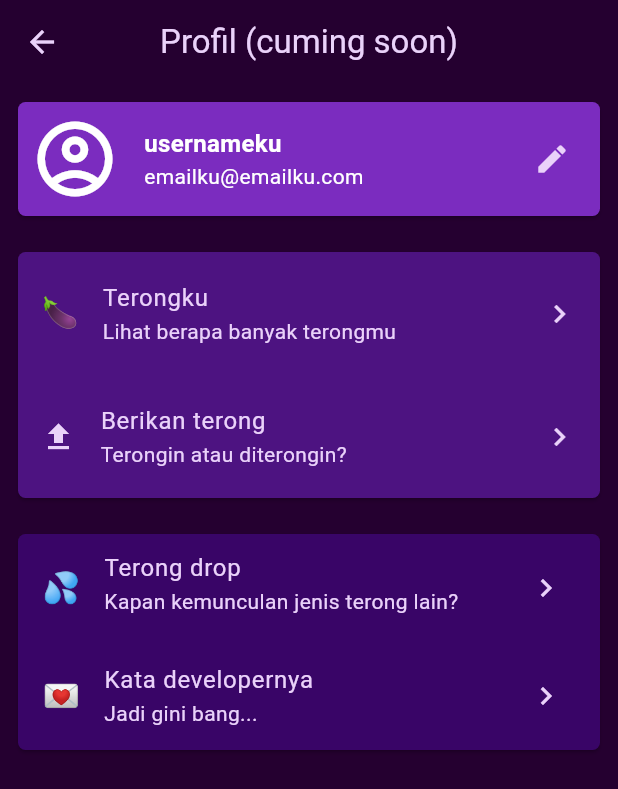
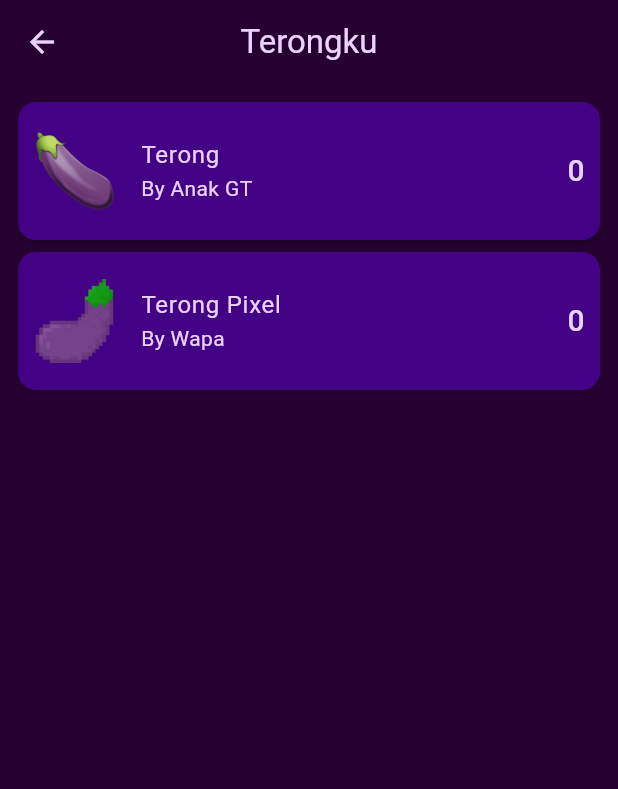
Before and after one commit to ramasii/game-terong, a Flutter app: the ProfilePage screen opened directly, after a tap on "Terongku", on a phone screen of 412 x 824 dp. Shown: the top 789 px of the screen. Run offline on Flutter 3.47's test engine with Material 3 defaults, Android fonts, the phone set to English and light mode, and no system bars; our stand-ins replace cloud_firestore, firebase_analytics, firebase_auth, firebase_core, shared_preferences, simple_shadow; accounts and stored records are empty; generated files the repository leaves out were written again.

Commit message:
code overhaul + terongku page
- code overhaul
merapikan kode untuk class terong menjadi lebih mudah digunakan

- terongku_page
menambahkan halaman terongku

```diff
--- a/lib/classes/classes.dart
+++ b/lib/classes/classes.dart
@@ -1,2 +1,2 @@
-export 'terong.dart';
+export 'terong_v2.dart';
 export 'user_account.dart';
--- a/lib/classes/terong.dart
+++ /dev/null
@@ -1,27 +0,0 @@
-
-import 'package:shared_preferences/shared_preferences.dart';
-
-class Terong {
-  int count;
-
-  Terong({this.count = 0});
-
-  // func
-  void AddTerong(int amount) async {
-    count += amount;
-  }
-
-  Future<void> WriteTerong() async {
-    SharedPreferences pref = await SharedPreferences.getInstance();
-
-    await pref.setInt("terongCount", count);
-  }
-
-  Future<void> ReadTerong() async {
-    SharedPreferences pref = await SharedPreferences.getInstance();
-
-    int terongCount = pref.getInt("terongCount") ?? 0;
-
-    count = terongCount;
-  }
-}
--- /dev/null
+++ b/lib/classes/terong_manager.dart
@@ -0,0 +1,31 @@
+import 'package:tame_terong/classes/terong_v2.dart';
+
+class TerongManager {
+  static TerongV2 terong =
+      TerongV2(id: "terong", name: "Terong", description: "Sebuah terong", creator: "Anak GT", img: "terong bersih.png");
+
+  static TerongV2 terongPixel = TerongV2(
+      id: "terongPixel",
+      name: "Terong Pixel",
+      description: "Terong kok kotak-kotak?",
+      creator: "Wapa",
+      img: "terong pixel.png",
+      timeSpawnStart: 11,
+      timeSpawnEnd: 12,
+      probability: 1000);
+
+  List<TerongV2> terongList = [terong, terongPixel];
+
+  // func
+  Future<void> LoadAllTerong() async {
+    for (var terong in terongList) {
+      await terong.Load();
+    }
+  }
+
+  Future<void> SaveAllTerong() async {
+    for (var terong in terongList) {
+      await terong.Save();
+    }
+  }
+}
--- /dev/null
+++ b/lib/classes/terong_v2.dart
@@ -0,0 +1,73 @@
+import 'package:shared_preferences/shared_preferences.dart';
+
+class TerongV2 {
+  final String id;
+  final String name;
+  final String description;
+  final String creator;
+  int count = 0;
+  String img;
+  int probability = 1;
+  int? timeSpawnStart, timeSpawnEnd;
+
+  TerongV2(
+      {required this.id,
+      required this.name,
+      required this.description,
+      required this.creator,
+      count,
+      required this.img,
+      probability,
+      timeSpawnStart,
+      timeSpawnEnd});
+
+  // func
+  Map toMap() {
+    Map mapped = {
+      "id": id,
+      "name": name,
+      "description": description,
+      "creator": creator,
+      "count": count,
+      "img": img,
+      "probability": probability,
+      "time_spawn_start": timeSpawnStart,
+      "time_spawn_end": timeSpawnEnd,
+    };
+
+    return mapped;
+  }
+
+  TerongV2 fromMap(Map mapped) {
+    TerongV2 tempTerong = TerongV2(
+        id: mapped['id'],
+        name: mapped['name'],
+        description: mapped['description'],
+        count: mapped['count'],
+        creator: mapped['creator'],
+        img: mapped['img'],
+        probability: mapped['probability'],
+        timeSpawnStart: mapped['time_spawn_start'],
+        timeSpawnEnd: mapped['time_spawn_end']);
+
+    return tempTerong;
+  }
+
+  void Add(int amount) async {
+    count += amount;
+  }
+
+  Future<void> Save() async {
+    SharedPreferences pref = await SharedPreferences.getInstance();
+
+    await pref.setInt(id, count);
+  }
+
+  Future<void> Load() async {
+    SharedPreferences pref = await SharedPreferences.getInstance();
+
+    int tempCount = pref.getInt(id) ?? 0;
+
+    count = tempCount;
+  }
+}
--- a/lib/pages/pages.dart
+++ b/lib/pages/pages.dart
@@ -1,2 +1,3 @@
 export 'home.dart';
 export 'loading.dart';
+export 'terongku_page.dart';
--- a/lib/pages/profile_page.dart
+++ b/lib/pages/profile_page.dart
@@ -3,6 +3,7 @@ import 'dart:developer';
 import 'package:flutter/cupertino.dart';
 import 'package:flutter/material.dart';
 import 'package:flutter/widgets.dart';
+import 'package:tame_terong/pages/pages.dart';
 
 class ProfilePage extends StatefulWidget {
   const ProfilePage({super.key});
@@ -34,7 +35,14 @@ class _ProfilePageState extends State<ProfilePage> {
           const Divider(
             color: Colors.transparent,
           ),
-          Card(
+          SecondMenuCard()
+        ],
+      ),
+    );
+  }
+
+  Card SecondMenuCard() {
+    return Card(
       color: Color.fromARGB(255, 57, 5, 103),
       shape: RoundedRectangleBorder(
           borderRadius: BorderRadius.all(Radius.circular(5))),
@@ -71,9 +79,6 @@ class _ProfilePageState extends State<ProfilePage> {
           ),
         ],
       ),
-          )
-        ],
-      ),
     );
   }
 
@@ -92,6 +97,9 @@ class _ProfilePageState extends State<ProfilePage> {
             ListTile(
               onTap: () {
                 log("Terongku");
+
+                Navigator.of(context)
+                    .push(MaterialPageRoute(builder: (_) => TerongkuPage()));
               },
               leading: Text(
                 "🍆",
--- /dev/null
+++ b/lib/pages/terongku_page.dart
@@ -0,0 +1,82 @@
+import 'dart:developer';
+
+import 'package:flutter/material.dart';
+import 'package:tame_terong/classes/classes.dart';
+import 'package:tame_terong/classes/terong_manager.dart';
+
+class TerongkuPage extends StatefulWidget {
+  const TerongkuPage({super.key});
+
+  @override
+  State<TerongkuPage> createState() => _TerongkuPageState();
+}
+
+class _TerongkuPageState extends State<TerongkuPage> {
+  TerongManager terongManager = TerongManager();
+
+  @override
+  void initState() {
+    // TODO: implement initState
+    super.initState();
+    TerongSetup();
+  }
+
+  Future<void> TerongSetup() async {
+    await terongManager.LoadAllTerong();
+
+    log("terong setup");
+  }
+
+  @override
+  Widget build(BuildContext context) {
+    return Scaffold(
+        appBar: AppBar(
+          title: const Text("Terongku"),
+        ),
+        body: TerongkuBody());
+  }
+
+  ListView TerongkuBody() {
+    return ListView.builder(
+        padding: EdgeInsets.all(8),
+        itemCount: terongManager.terongList.length,
+        itemBuilder: (context, index) {
+          TerongV2 terong = terongManager.terongList[index];
+          return Card(
+            color: Color.fromARGB(255, 67, 1, 133),
+            child: ListTile(
+              contentPadding: EdgeInsets.all(10),
+              onTap: () {
+                log("tap ${terong.name}");
+              },
+              leading: Image.asset("assets/images/${terong.img}"),
+              title: Text(terong.name),
+              subtitle: Text("By ${terong.creator}"),
+              trailing: Container(
+                constraints: BoxConstraints(maxWidth: 150),
+                child: SingleChildScrollView(
+                  scrollDirection: Axis.horizontal,
+                  child: Text(
+                    formatNumber(terong.count),
+                    // terong.count.toString(),
+                    style: TextStyle(fontSize: 20),
+                  ),
+                ),
+              ),
+            ),
+          );
+        });
+  }
+
+  String formatNumber(int number) {
+    if (number >= 1000000000) {
+      return (number / 1000000000).toStringAsFixed(1) + 'B';
+    } else if (number >= 1000000) {
+      return (number / 1000000).toStringAsFixed(1) + 'M';
+    } else if (number >= 1000) {
+      return (number / 1000).toStringAsFixed(1) + 'K';
+    } else {
+      return number.toString();
+    }
+  }
+}
```
Also changed, not shown: lib/classes/terong_pixel.dart (deleted, +0 -27 lines), lib/pages/home.dart (+39 -30 lines). Lines whose indentation alone changed are shown as unchanged.
